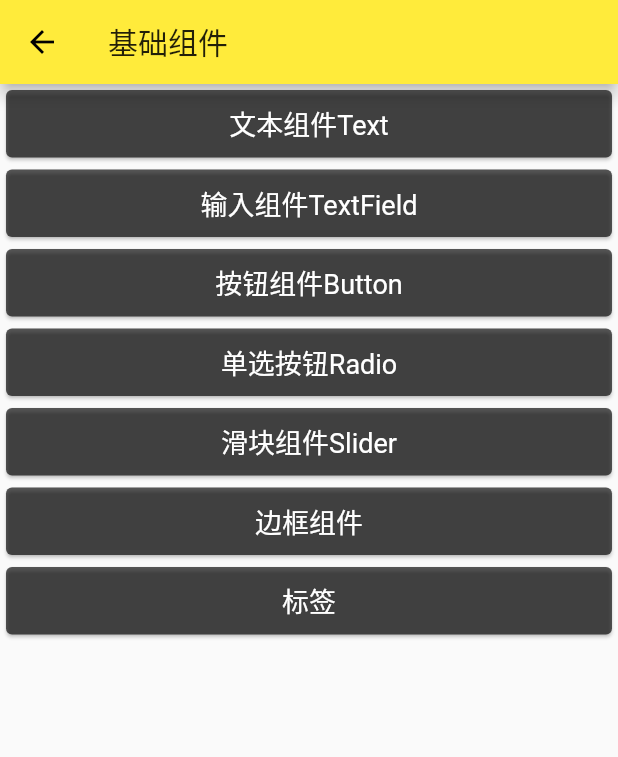
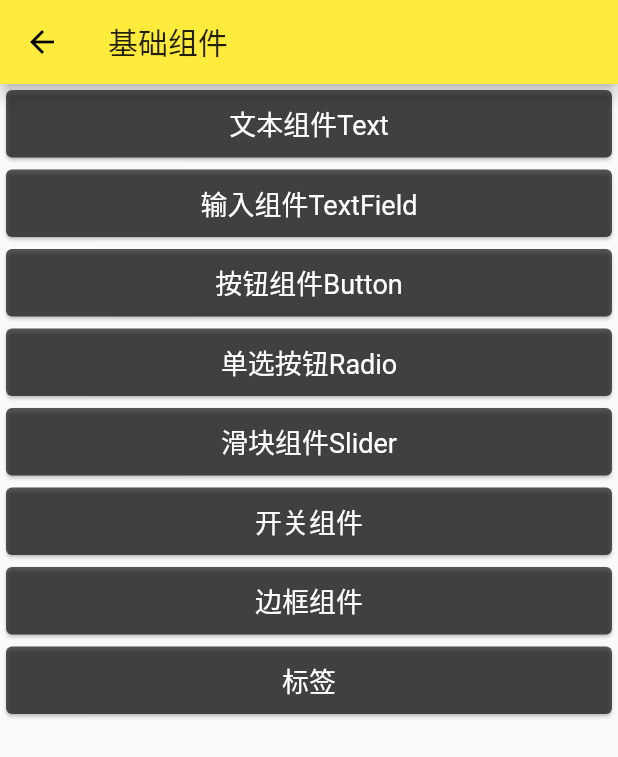
Before and after one commit to SunshineBrother/FlutterDemo, a Flutter app: the WidgetPage screen opened directly, on a phone screen of 412 x 824 dp. Shown: the top 757 px of the screen. Run offline on Flutter 3.47's test engine with Material 2 defaults, Android fonts, the phone set to English and light mode, and no system bars.

Commit message:
开关组件

```diff
--- a/flutter_app_demo/lib/base/base_widget/widget_page.dart
+++ b/flutter_app_demo/lib/base/base_widget/widget_page.dart
@@ -4,6 +4,7 @@ import 'package:flutter_app_demo/base/base_widget/chip_page.dart';
 import 'package:flutter_app_demo/base/base_widget/radio_page.dart';
 import 'package:flutter_app_demo/base/base_widget/shape_page.dart';
 import 'package:flutter_app_demo/base/base_widget/slider_page.dart';
+import 'package:flutter_app_demo/base/base_widget/switch_page.dart';
 import 'package:flutter_app_demo/base/base_widget/text_page.dart';
 import 'package:flutter_app_demo/base/base_widget/textfield_page.dart';
 class WidgetPage extends StatelessWidget {
@@ -24,8 +25,8 @@ class MyWdigetPage extends StatefulWidget {
 
 class _MyWdigetPageState extends State<MyWdigetPage> {
 
-  List<String> _data = ['文本组件Text','输入组件TextField','按钮组件Button','单选按钮Radio','滑块组件Slider','边框组件','标签'];
-  List<Widget> _list = [MyTextPage(),TextFieldPage(),ButtonPage(),RadioPage(),SliderPage(),ShapePage(),ChipPage()];
+  List<String> _data = ['文本组件Text','输入组件TextField','按钮组件Button','单选按钮Radio','滑块组件Slider','开关组件','边框组件','标签'];
+  List<Widget> _list = [MyTextPage(),TextFieldPage(),ButtonPage(),RadioPage(),SliderPage(),SwitchPage(),ShapePage(),ChipPage()];
   Widget _itemBuilder(BuildContext context, int index){
     return GestureDetector(
       onTap: () {
```
Also changed, not shown: flutter_app_demo/lib/base/base_widget/switch_page.dart (added, +41 -0 lines), flutter_app_demo/images/icon1.png (added), flutter_app_demo/images/icon2.png (added).
